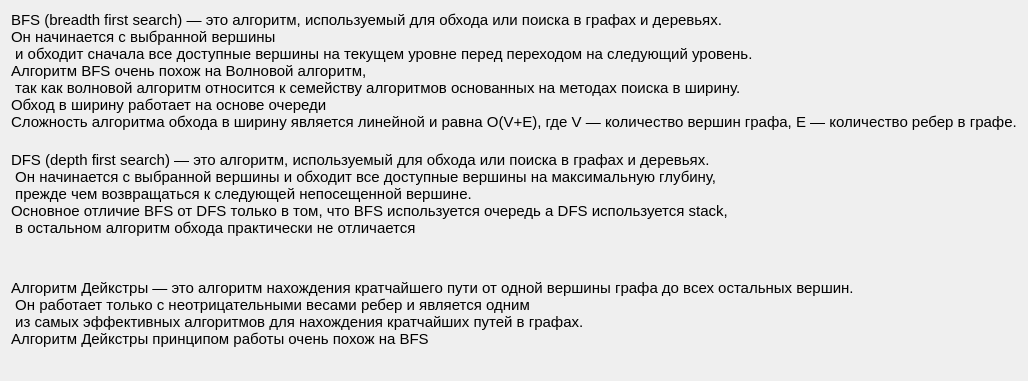
Before: the Qt Designer form information.ui in edfefegeger/Graphs-and-Algorithms-in-Qt, drawn with Qt 5.
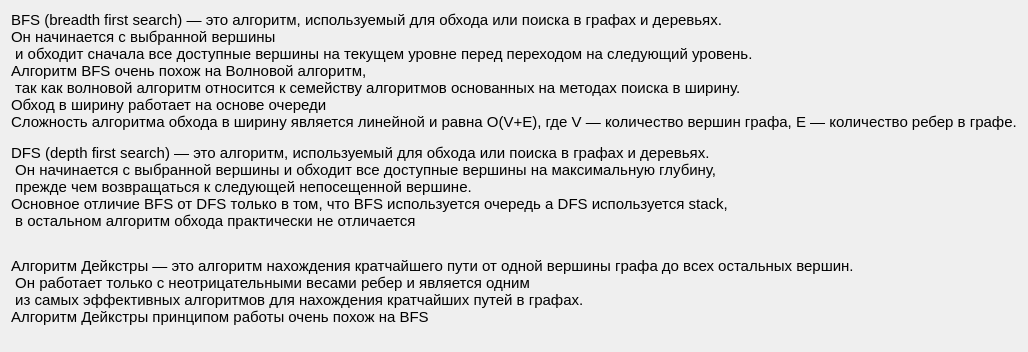
After: the same form once the commit is applied.

Commit message: Меньше пересечий вершин

Patch:
```diff
--- a/information.ui
+++ b/information.ui
@@ -7,7 +7,7 @@
     <x>0</x>
     <y>0</y>
     <width>1021</width>
-    <height>381</height>
+    <height>352</height>
    </rect>
   </property>
   <property name="windowTitle">
```
The commit also changes 1 other file.
